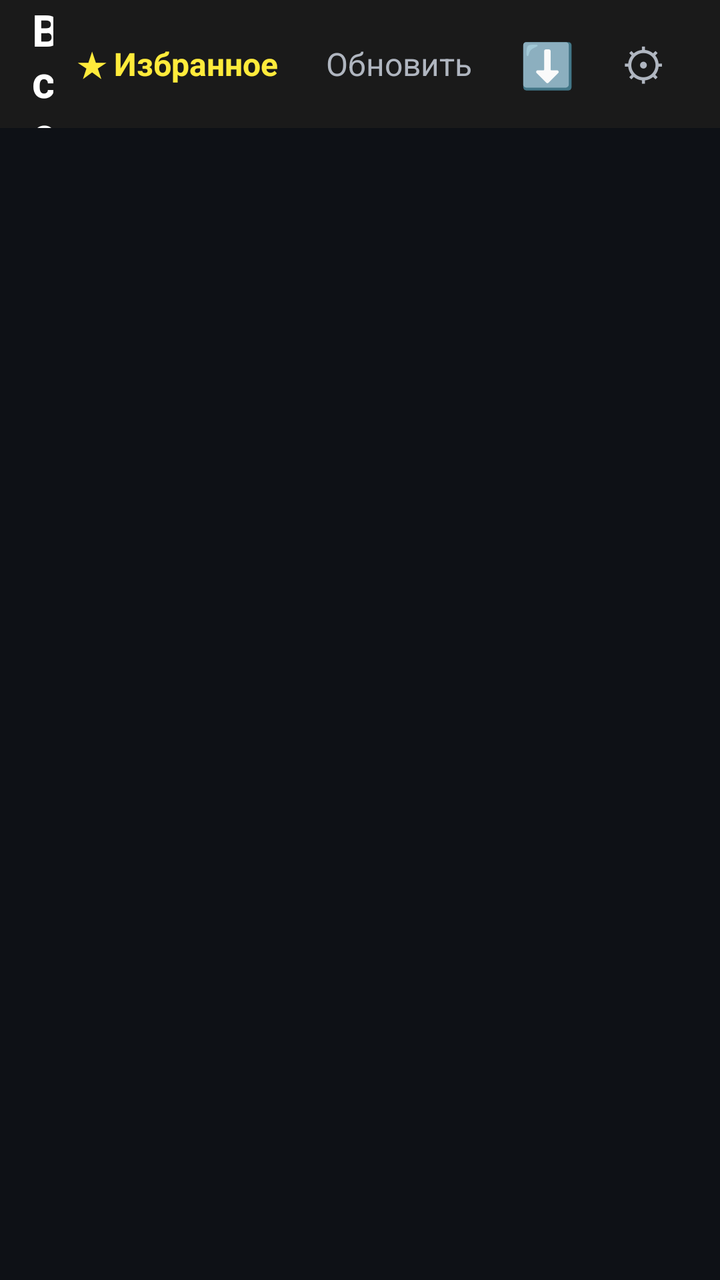
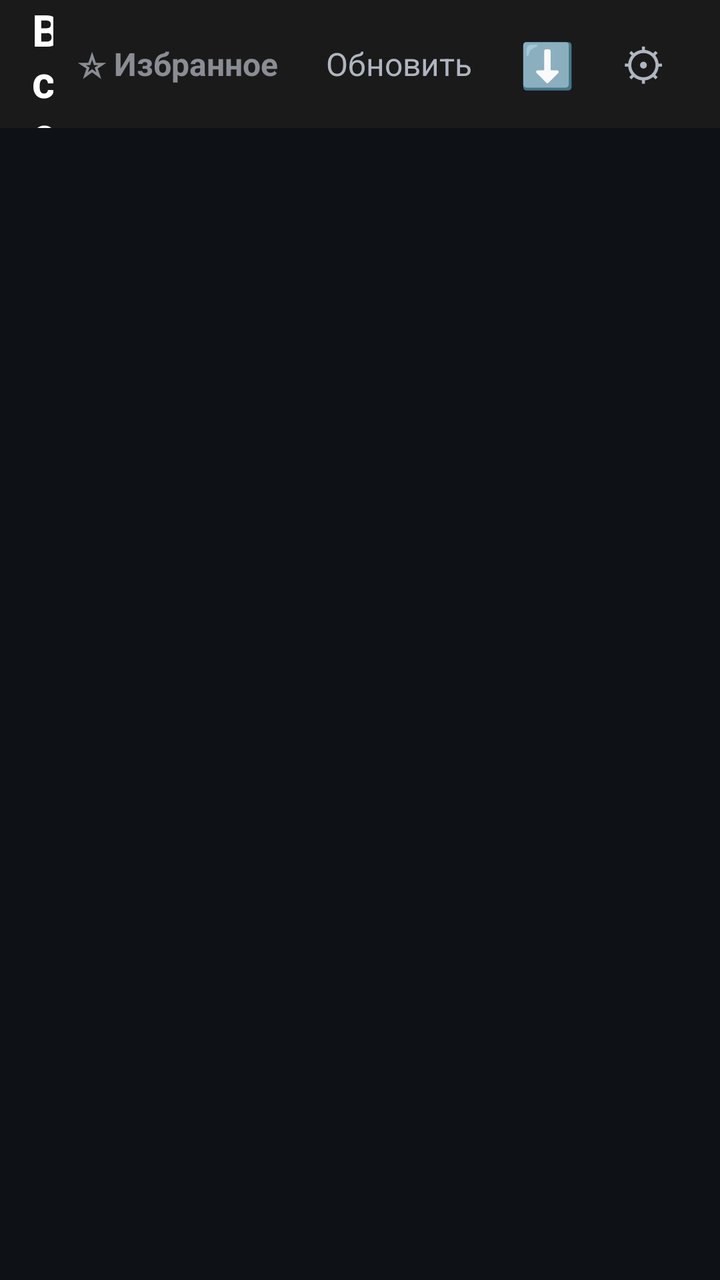

Before-and-after screenshots of an Android layout around one commit, followed by the original layout XML and the change that was made.
<!-- AndroidManifest.xml: activity theme Theme.TVPlayer.Splash -->
<!-- res/layout/activity_main.xml -->
<?xml version="1.0" encoding="utf-8"?>
<androidx.constraintlayout.widget.ConstraintLayout
    xmlns:android="http://schemas.android.com/apk/res/android"
    xmlns:app="http://schemas.android.com/apk/res-auto"
    android:layout_width="match_parent"
    android:layout_height="match_parent"
    android:background="@color/bg">
    <LinearLayout
        android:id="@+id/topBar"
        android:layout_width="match_parent"
        android:layout_height="64dp"
        android:orientation="horizontal"
        android:background="#1A1A1A"
        android:gravity="center_vertical"
        android:paddingHorizontal="16dp"
        app:layout_constraintTop_toTopOf="parent">
        <TextView
            android:id="@+id/txtTitle"
            android:layout_width="0dp"
            android:layout_height="wrap_content"
            android:layout_weight="1"
            android:text="Все каналы"
            android:textColor="@color/text"
            android:textSize="22sp"
            android:textStyle="bold" />
        <TextView
            android:id="@+id/btnFavFilter"
            android:layout_width="wrap_content"
            android:layout_height="wrap_content"
            android:text="★ Избранное"
            android:textColor="#FFEB3B"
            android:textSize="16sp"
            android:textStyle="bold"
            android:padding="12dp"
            android:focusable="true"
            android:clickable="true"
            android:background="?attr/selectableItemBackground" />
        <TextView
            android:id="@+id/btnRefresh"
            android:layout_width="wrap_content"
            android:layout_height="wrap_content"
            android:text="Обновить"
            android:textColor="@color/text_dim"
            android:textSize="16sp"
            android:padding="12dp"
            android:focusable="true"
            android:clickable="true"
            android:background="?attr/selectableItemBackground" />
        <TextView
            android:id="@+id/btnCheckUpdates"
            android:layout_width="wrap_content"
            android:layout_height="wrap_content"
            android:text="⬇️"
            android:textColor="@color/text_dim"
            android:textSize="22sp"
            android:paddingHorizontal="12dp"
            android:focusable="true"
            android:clickable="true"
            android:contentDescription="Проверить обновления"
            android:background="?attr/selectableItemBackground" />
        <TextView
            android:id="@+id/btnSettings"
            android:layout_width="wrap_content"
            android:layout_height="wrap_content"
            android:text="⚙"
            android:textColor="@color/text_dim"
            android:textSize="22sp"
            android:paddingHorizontal="12dp"
            android:focusable="true"
            android:clickable="true"
            android:background="?attr/selectableItemBackground" />
    </LinearLayout>
    <androidx.recyclerview.widget.RecyclerView
        android:id="@+id/recycler"
        android:layout_width="0dp"
        android:layout_height="0dp"
        android:padding="8dp"
        android:clipToPadding="false"
        app:layout_constraintTop_toBottomOf="@id/topBar"
        app:layout_constraintBottom_toBottomOf="parent"
        app:layout_constraintStart_toStartOf="parent"
        app:layout_constraintEnd_toEndOf="parent" />
    <ProgressBar
        android:id="@+id/progress"
        android:layout_width="wrap_content"
        android:layout_height="wrap_content"
        app:layout_constraintTop_toTopOf="@id/recycler"
        app:layout_constraintBottom_toBottomOf="@id/recycler"
        app:layout_constraintStart_toStartOf="parent"
        app:layout_constraintEnd_toEndOf="parent" />
    <TextView
        android:id="@+id/error"
        android:layout_width="0dp"
        android:layout_height="wrap_content"
        android:padding="24dp"
        android:gravity="center"
        android:textColor="#FFFF6B6B"
        android:textSize="14sp"
        android:lineSpacingExtra="3dp"
        android:clickable="true"
        android:focusable="true"
        android:visibility="gone"
        app:layout_constraintTop_toTopOf="@id/recycler"
        app:layout_constraintBottom_toBottomOf="@id/recycler"
        app:layout_constraintStart_toStartOf="parent"
        app:layout_constraintEnd_toEndOf="parent" />
</androidx.constraintlayout.widget.ConstraintLayout>
<!-- resources referenced by this layout -->
<resources>
  <color name="bg">#FF0E1116</color>
  <color name="text">#FFFFFFFF</color>
  <color name="text_dim">#FFB0B6C0</color>
  <style name="Theme.TVPlayer.Splash" parent="Theme.SplashScreen">
          <item name="windowSplashScreenBackground">@color/bg</item>
          <item name="windowSplashScreenAnimatedIcon">@drawable/splash_logo</item>
          <item name="postSplashScreenTheme">@style/Theme.TVPlayer</item>
      </style>
  <!-- drawable splash_logo (drawable) -->
  <vector xmlns:android="http://schemas.android.com/apk/res/android"
      android:width="200dp" android:height="200dp"
      android:viewportWidth="108" android:viewportHeight="108">
      <path android:fillColor="#2563EB"
          android:pathData="M54,20 C72.78,20 88,35.22 88,54 C88,72.78 72.78,88 54,88 C35.22,88 20,72.78 20,54 C20,35.22 35.22,20 54,20 Z" />
      <path android:fillColor="#FFFFFF" android:pathData="M48,42 L48,66 L68,54 Z" />
  </vector>
  <style name="Theme.TVPlayer" parent="Theme.AppCompat.NoActionBar">
          <item name="android:windowBackground">@color/bg</item>
          <item name="android:statusBarColor">@color/bg</item>
          <item name="android:navigationBarColor">@color/bg</item>
          <item name="android:textColor">@color/text</item>
      </style>
</resources>

<!-- the commit's change to res/layout/activity_main.xml (unified diff, before → after) -->
@@ -27,8 +27,8 @@
             android:id="@+id/btnFavFilter"
             android:layout_width="wrap_content"
             android:layout_height="wrap_content"
-            android:text="★ Избранное"
-            android:textColor="#FFEB3B"
+            android:text="☆ Избранное"
+            android:textColor="#FF8A8D93"
             android:textSize="16sp"
             android:textStyle="bold"
             android:padding="12dp"
